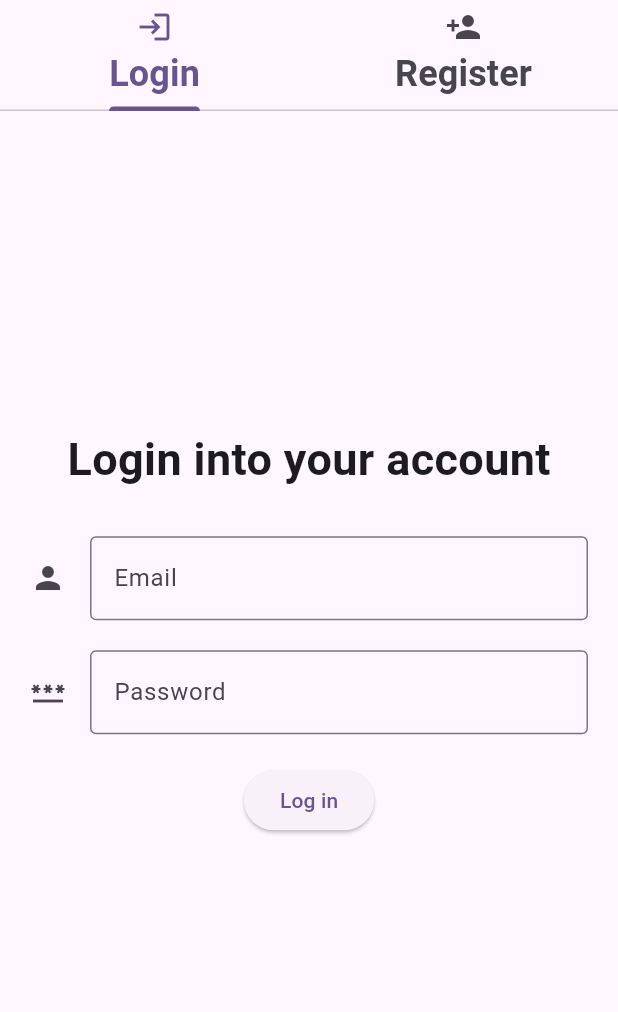
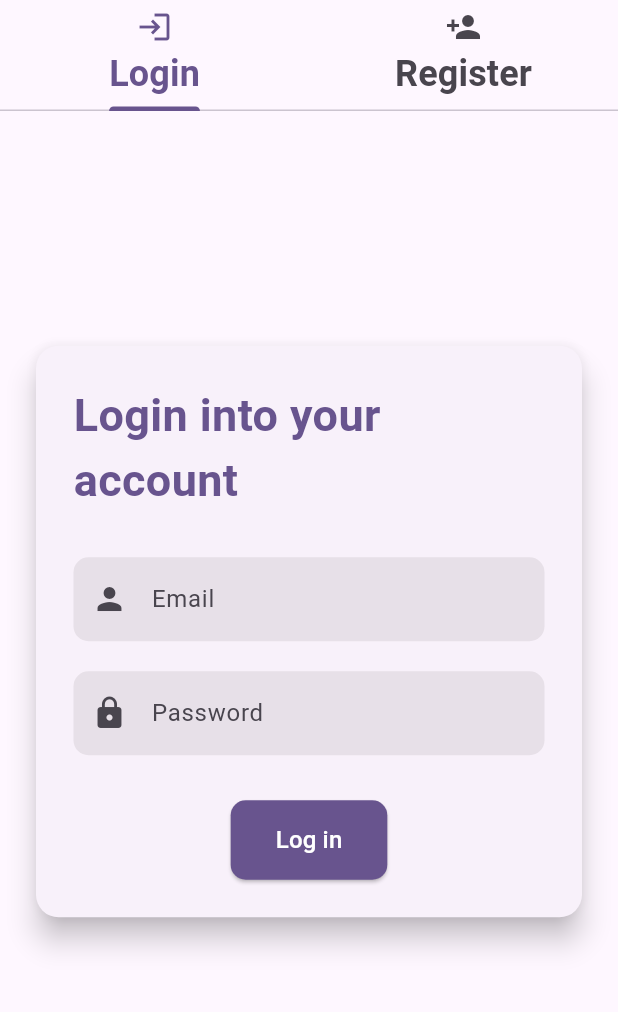
Before and after one commit to AbeerNabeel-20192830/ITCS444-project, a Flutter app: the screen it shows after launch, on a phone screen of 412 x 824 dp, the part 84-1096 px from its top. Run offline on Flutter 3.47's test engine with Material 3 defaults, Android fonts, the phone set to English and light mode, and no system bars; our stand-ins replace awesome_snackbar_content, cloud_firestore, firebase_auth, firebase_core, shared_preferences; missing offline and left inert: age_calculator, image_picker_web, ulid; accounts and stored records are empty; generated files the repository leaves out were written again.

Commit message:
update login and register pages

```diff
--- a/lib/auth/login.dart
+++ b/lib/auth/login.dart
@@ -58,8 +58,18 @@ class _LoginState extends State<Login> with TickerProviderStateMixin {
 
   @override
   Widget build(BuildContext context) {
-    return Padding(
+    return Scaffold(
+      body: Center(
+        child: SingleChildScrollView(
+          child: Padding(
             padding: const EdgeInsets.all(20),
+            child: Card(
+              shape: RoundedRectangleBorder(
+                borderRadius: BorderRadius.circular(15),
+              ),
+              elevation: 8,
+              child: Padding(
+                padding: const EdgeInsets.all(25),
                 child: Column(
                   crossAxisAlignment: CrossAxisAlignment.center,
                   mainAxisAlignment: MainAxisAlignment.center,
@@ -68,34 +78,46 @@ class _LoginState extends State<Login> with TickerProviderStateMixin {
                       position: _titleSlide,
                       child: FadeTransition(
                         opacity: _titleFade,
-              child: const Text(
+                        child: Text(
                           'Login into your account',
-                style: TextStyle(fontSize: 30, fontWeight: FontWeight.bold),
+                          style: TextStyle(
+                            fontSize: 30,
+                            fontWeight: FontWeight.bold,
+                            color: Theme.of(context).colorScheme.primary,
                           ),
                         ),
                       ),
-          SizedBox(height: 30),
+                    ),
+                    const SizedBox(height: 30),
                     TextField(
                       controller: email,
-            keyboardType: TextInputType.name,
-            decoration: const InputDecoration(
-              border: OutlineInputBorder(),
+                      keyboardType: TextInputType.emailAddress,
+                      decoration: InputDecoration(
+                        filled: true,
+                        border: OutlineInputBorder(
+                          borderRadius: BorderRadius.circular(10),
+                          borderSide: BorderSide.none,
+                        ),
                         labelText: 'Email',
-              icon: Icon(Icons.person),
+                        prefixIcon: const Icon(Icons.person),
                       ),
                     ),
-          Container(height: 20),
+                    const SizedBox(height: 20),
                     TextField(
                       controller: password,
                       obscureText: true,
                       keyboardType: TextInputType.text,
-            decoration: const InputDecoration(
-              border: OutlineInputBorder(),
+                      decoration: InputDecoration(
+                        filled: true,
+                        border: OutlineInputBorder(
+                          borderRadius: BorderRadius.circular(10),
+                          borderSide: BorderSide.none,
+                        ),
                         labelText: 'Password',
-              icon: Icon(Icons.password),
+                        prefixIcon: const Icon(Icons.lock),
                       ),
                     ),
-          Container(height: 20),
+                    const SizedBox(height: 30),
                     AnimatedBuilder(
                       animation: _shakeController,
                       builder: (context, child) {
@@ -115,6 +137,19 @@ class _LoginState extends State<Login> with TickerProviderStateMixin {
                         );
                       },
                       child: ElevatedButton(
+                        style: ElevatedButton.styleFrom(
+                          backgroundColor:
+                              Theme.of(context).colorScheme.primary,
+                          foregroundColor:
+                              Theme.of(context).colorScheme.onPrimary,
+                          shape: RoundedRectangleBorder(
+                            borderRadius: BorderRadius.circular(10),
+                          ),
+                          padding: const EdgeInsets.symmetric(
+                            vertical: 15,
+                            horizontal: 30,
+                          ),
+                        ),
                         onPressed: () async {
                           setState(() {
                             isLoading = true;
@@ -122,12 +157,10 @@ class _LoginState extends State<Login> with TickerProviderStateMixin {
                           });
 
                           try {
-                  // Call the login method from the Authentication class
                             await context.read<Authentication>().login(
                                   email.text.trim(),
                                   password.text,
                                 );
-                  // Navigate to the home screen or show a success message
                             ScaffoldMessenger.of(context)
                               ..hideCurrentSnackBar()
                               ..showSnackBar(snackBar(
@@ -136,7 +169,6 @@ class _LoginState extends State<Login> with TickerProviderStateMixin {
                                 ContentType.success,
                               ));
                           } catch (e) {
-                  // Show an error message if login fails
                             _shakeController.forward(from: 0);
                             setState(() {
                               shake = true;
@@ -156,7 +188,7 @@ class _LoginState extends State<Login> with TickerProviderStateMixin {
                           }
                         },
                         child: isLoading
-                  ? SizedBox(
+                            ? const SizedBox(
                                 width: 18,
                                 height: 18,
                                 child: CircularProgressIndicator(
@@ -164,11 +196,19 @@ class _LoginState extends State<Login> with TickerProviderStateMixin {
                                   color: Colors.white,
                                 ),
                               )
-                  : const Text('Log in'),
+                            : const Text(
+                                'Log in',
+                                style: TextStyle(fontSize: 16),
+                              ),
                       ),
                     ),
                   ],
                 ),
+              ),
+            ),
+          ),
+        ),
+      ),
     );
   }
 }
```
Also changed, not shown: lib/auth/register.dart (+68 -22 lines). Lines whose indentation alone changed are shown as unchanged.
